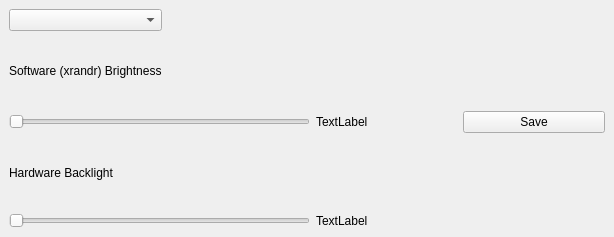
This is brightness_small.ui in MX-Linux/mx-tweak as Qt 5 draws it before an edit. The edited form follows.
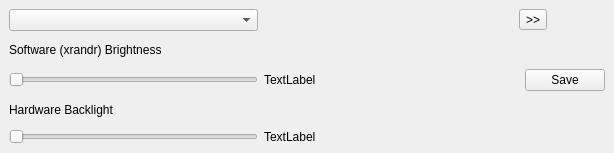
This is the edited form.

The edit to the form file:
```diff
--- a/brightness_small.ui
+++ b/brightness_small.ui
@@ -7,7 +7,7 @@
     <x>0</x>
     <y>0</y>
     <width>614</width>
-    <height>237</height>
+    <height>153</height>
    </rect>
   </property>
   <property name="windowTitle">
@@ -20,10 +20,7 @@
    <layout class="QGridLayout" name="gridLayout_2">
     <item row="0" column="0">
      <layout class="QGridLayout" name="gridLayout">
-      <item row="0" column="0">
-       <widget class="QComboBox" name="comboBoxDisplay"/>
-      </item>
-      <item row="0" column="1" colspan="3">
+      <item row="0" column="1">
        <spacer name="horizontalSpacer">
         <property name="orientation">
          <enum>Qt::Horizontal</enum>
@@ -36,14 +33,14 @@
         </property>
        </spacer>
       </item>
-      <item row="1" column="0">
-       <widget class="QLabel" name="labelsoftwarebrightness">
+      <item row="2" column="3">
+       <widget class="QPushButton" name="buttonSave">
         <property name="text">
-         <string>Software (xrandr) Brightness</string>
+         <string>Save</string>
         </property>
        </widget>
       </item>
-      <item row="2" column="0" colspan="2">
+      <item row="2" column="0">
        <widget class="QSlider" name="horizontalSliderBrightness">
         <property name="minimum">
          <number>1</number>
@@ -56,17 +53,24 @@
         </property>
        </widget>
       </item>
-      <item row="2" column="2">
-       <widget class="QLabel" name="label_brightness_slider">
+      <item row="1" column="0">
+       <widget class="QLabel" name="labelsoftwarebrightness">
+        <property name="text">
+         <string>Software (xrandr) Brightness</string>
+        </property>
+       </widget>
+      </item>
+      <item row="4" column="1" colspan="2">
+       <widget class="QLabel" name="backlight_label">
         <property name="text">
          <string>TextLabel</string>
         </property>
        </widget>
       </item>
-      <item row="2" column="3">
-       <widget class="QPushButton" name="buttonSave">
-        <property name="text">
-         <string>Save</string>
+      <item row="4" column="0">
+       <widget class="QSlider" name="horizsliderhardwarebacklight">
+        <property name="orientation">
+         <enum>Qt::Horizontal</enum>
         </property>
        </widget>
       </item>
@@ -77,20 +81,23 @@
         </property>
        </widget>
       </item>
-      <item row="4" column="0" colspan="2">
-       <widget class="QSlider" name="horizsliderhardwarebacklight">
-        <property name="orientation">
-         <enum>Qt::Horizontal</enum>
-        </property>
-       </widget>
-      </item>
-      <item row="4" column="2">
-       <widget class="QLabel" name="backlight_label">
+      <item row="2" column="1" colspan="2">
+       <widget class="QLabel" name="label_brightness_slider">
         <property name="text">
          <string>TextLabel</string>
         </property>
        </widget>
       </item>
+      <item row="0" column="2" colspan="2">
+       <widget class="QToolButton" name="toolButtonExpandBacklight">
+        <property name="text">
+         <string>&gt;&gt;</string>
+        </property>
+       </widget>
+      </item>
+      <item row="0" column="0">
+       <widget class="QComboBox" name="comboBoxDisplay"/>
+      </item>
      </layout>
     </item>
    </layout>
```
